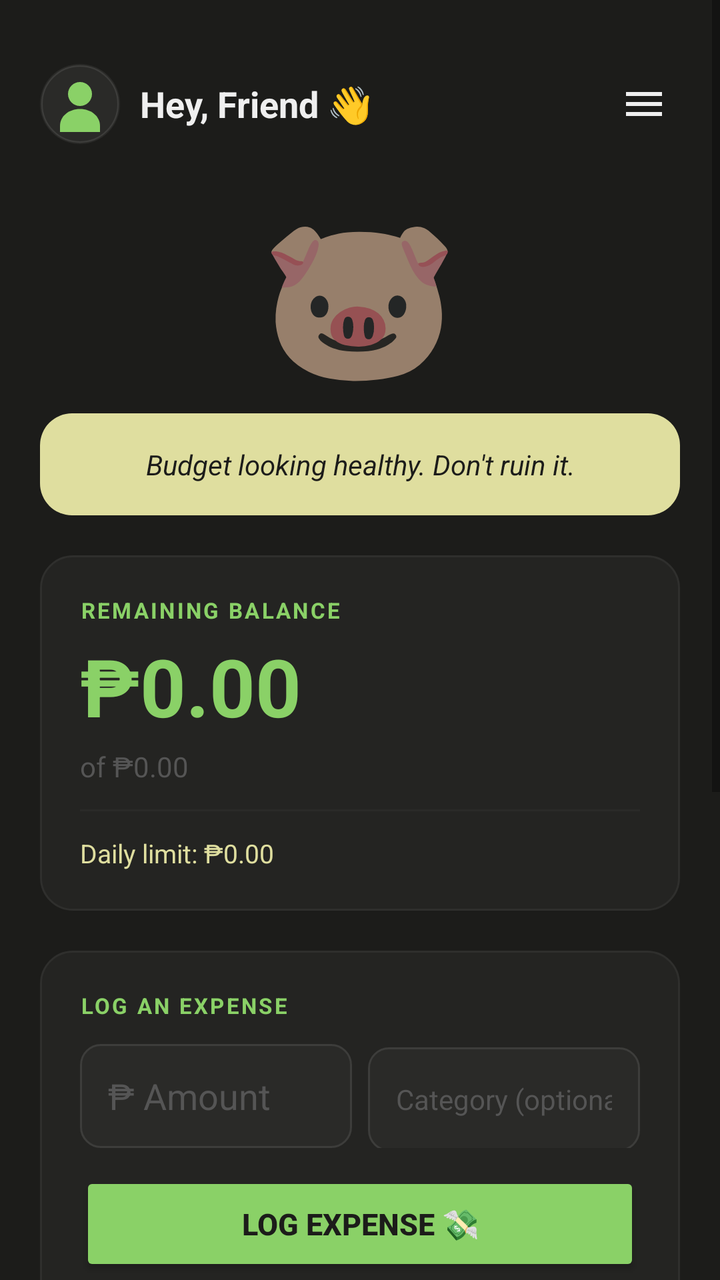
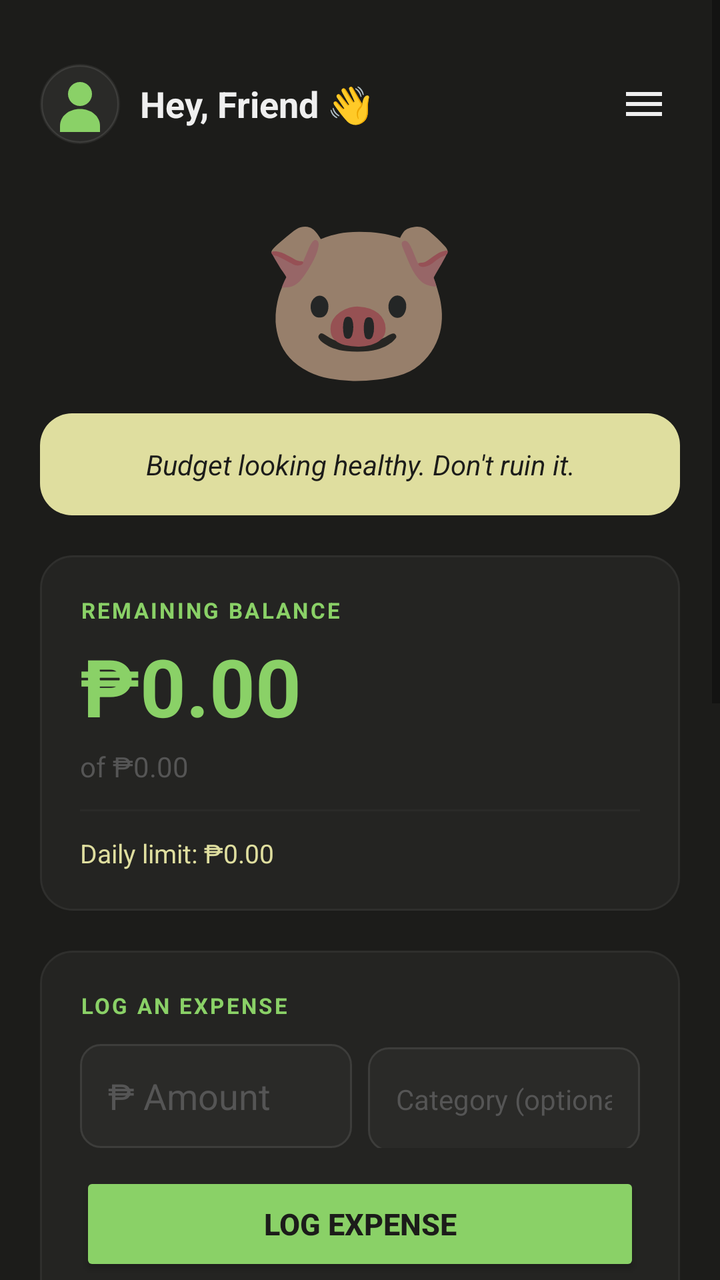

Compare the two renders of this Android layout. The source of the first and the diff that turns it into the second are given below.
<!-- AndroidManifest.xml: application theme Theme.SpendSass -->
<!-- res/layout/activity_dashboard.xml -->
<?xml version="1.0" encoding="utf-8"?>
<ScrollView
    xmlns:android="http://schemas.android.com/apk/res/android"
    xmlns:app="http://schemas.android.com/apk/res-auto"
    android:layout_width="match_parent"
    android:layout_height="match_parent"
    android:background="#1C1C1A"
    android:fillViewport="true">

    <LinearLayout
        android:layout_width="match_parent"
        android:layout_height="wrap_content"
        android:orientation="vertical"
        android:padding="20dp">

        
        <LinearLayout
            android:layout_width="match_parent"
            android:layout_height="wrap_content"
            android:orientation="horizontal"
            android:gravity="center_vertical"
            android:layout_marginTop="12dp"
            android:layout_marginBottom="20dp">

            
            <ImageView
                android:id="@+id/iv_avatar"
                android:layout_width="40dp"
                android:layout_height="40dp"
                android:src="@drawable/ic_default_avatar"
                android:layout_marginEnd="10dp"
                android:contentDescription="Profile"
                android:clickable="true"
                android:focusable="true"/>

            <TextView
                android:id="@+id/tv_greeting"
                android:layout_width="0dp"
                android:layout_height="wrap_content"
                android:layout_weight="1"
                android:text="Hey, Friend 👋"
                android:textColor="#EFEFEF"
                android:textSize="18sp"
                android:textStyle="bold"/>

            
            <ImageView
                android:id="@+id/iv_hamburger"
                android:layout_width="36dp"
                android:layout_height="36dp"
                android:src="@drawable/ic_menu_white"
                android:padding="6dp"
                android:clickable="true"
                android:focusable="true"
                android:contentDescription="Menu"
                app:tint="#EFEFEF" />

        </LinearLayout>

        
        <LinearLayout
            android:id="@+id/layout_setup_prompt"
            android:layout_width="match_parent"
            android:layout_height="wrap_content"
            android:orientation="vertical"
            android:gravity="center"
            android:padding="32dp"
            android:visibility="gone">

            <TextView
                android:layout_width="wrap_content"
                android:layout_height="wrap_content"
                android:text="🐷"
                android:textSize="80sp"
                android:layout_marginBottom="16dp"/>

            <TextView
                android:layout_width="wrap_content"
                android:layout_height="wrap_content"
                android:text="I need your budget first."
                android:textColor="#8AD167"
                android:textSize="20sp"
                android:textStyle="bold"
                android:layout_marginBottom="8dp"/>

            <TextView
                android:layout_width="wrap_content"
                android:layout_height="wrap_content"
                android:text="How can I judge your spending if I don't know your budget? Set it up in Profile."
                android:textColor="#EFEFEF"
                android:textSize="14sp"
                android:gravity="center"
                android:layout_marginBottom="28dp"/>

            <Button
                android:id="@+id/btn_setup_now"
                android:layout_width="match_parent"
                android:layout_height="52dp"
                android:text="Set Up Budget"
                android:textColor="#1C1C1A"
                android:textStyle="bold"
                android:backgroundTint="#8AD167"/>

        </LinearLayout>

        
        <LinearLayout
            android:id="@+id/layout_main_content"
            android:layout_width="match_parent"
            android:layout_height="wrap_content"
            android:orientation="vertical"
            android:visibility="visible">

            
            <LinearLayout
                android:layout_width="match_parent"
                android:layout_height="wrap_content"
                android:orientation="vertical"
                android:gravity="center"
                android:layout_marginBottom="20dp">

                <TextView
                    android:id="@+id/tv_piggy_emoji"
                    android:layout_width="wrap_content"
                    android:layout_height="wrap_content"
                    android:text="🐷"
                    android:textSize="80sp"
                    android:layout_marginBottom="8dp"/>

                
                <LinearLayout
                    android:layout_width="match_parent"
                    android:layout_height="wrap_content"
                    android:background="@drawable/bg_speech_bubble"
                    android:padding="16dp">
                    <TextView
                        android:id="@+id/tv_piggy_message"
                        android:layout_width="match_parent"
                        android:layout_height="wrap_content"
                        android:text="Budget looking healthy. Don't ruin it."
                        android:textColor="#1C1C1A"
                        android:textSize="14sp"
                        android:textStyle="italic"
                        android:gravity="center"/>
                </LinearLayout>

            </LinearLayout>

            
            <LinearLayout
                android:layout_width="match_parent"
                android:layout_height="wrap_content"
                android:orientation="vertical"
                android:background="@drawable/bg_dashboard_card"
                android:padding="20dp"
                android:layout_marginBottom="20dp">

                <TextView
                    android:layout_width="wrap_content"
                    android:layout_height="wrap_content"
                    android:text="REMAINING BALANCE"
                    android:textColor="#8AD167"
                    android:textSize="11sp"
                    android:letterSpacing="0.1"
                    android:textStyle="bold"
                    android:layout_marginBottom="4dp"/>

                <TextView
                    android:id="@+id/tv_remaining_balance"
                    android:layout_width="wrap_content"
                    android:layout_height="wrap_content"
                    android:text="₱0.00"
                    android:textColor="#8AD167"
                    android:textSize="40sp"
                    android:textStyle="bold"
                    android:layout_marginBottom="4dp"/>

                <TextView
                    android:id="@+id/tv_total_budget"
                    android:layout_width="wrap_content"
                    android:layout_height="wrap_content"
                    android:text="of ₱0.00"
                    android:textColor="#555555"
                    android:textSize="14sp"
                    android:layout_marginBottom="12dp"/>

                
                <View
                    android:layout_width="match_parent"
                    android:layout_height="1dp"
                    android:background="#2A2A28"
                    android:layout_marginBottom="12dp"/>

                <TextView
                    android:id="@+id/tv_daily_limit"
                    android:layout_width="wrap_content"
                    android:layout_height="wrap_content"
                    android:text="Daily limit: ₱0.00"
                    android:textColor="#DFDE9F"
                    android:textSize="13sp"/>

            </LinearLayout>

            
            <LinearLayout
                android:layout_width="match_parent"
                android:layout_height="wrap_content"
                android:orientation="vertical"
                android:background="@drawable/bg_dashboard_card"
                android:padding="20dp"
                android:layout_marginBottom="12dp">

                <TextView
                    android:layout_width="wrap_content"
                    android:layout_height="wrap_content"
                    android:text="LOG AN EXPENSE"
                    android:textColor="#8AD167"
                    android:textSize="11sp"
                    android:letterSpacing="0.1"
                    android:textStyle="bold"
                    android:layout_marginBottom="12dp"/>

                
                <LinearLayout
                    android:layout_width="match_parent"
                    android:layout_height="wrap_content"
                    android:orientation="horizontal"
                    android:layout_marginBottom="4dp">

                    <EditText
                        android:id="@+id/et_amount"
                        android:layout_width="0dp"
                        android:layout_height="52dp"
                        android:layout_weight="1"
                        android:hint="₱ Amount"
                        android:textColorHint="#555555"
                        android:textColor="#EFEFEF"
                        android:textSize="18sp"
                        android:inputType="numberDecimal"
                        android:background="@drawable/bg_input_field"
                        android:paddingStart="14dp"
                        android:paddingEnd="14dp"
                        android:layout_marginEnd="8dp"/>

                    <EditText
                        android:id="@+id/et_category"
                        android:layout_width="0dp"
                        android:layout_height="52dp"
                        android:layout_weight="1"
                        android:hint="Category (optional)"
                        android:textColorHint="#555555"
                        android:textColor="#EFEFEF"
                        android:textSize="14sp"
                        android:inputType="text"
                        android:background="@drawable/bg_input_field"
                        android:paddingStart="14dp"
                        android:paddingEnd="14dp"/>

                </LinearLayout>

                <TextView
                    android:id="@+id/tv_amount_error"
                    android:layout_width="match_parent"
                    android:layout_height="wrap_content"
                    android:textColor="#FF6B6B"
                    android:textSize="12sp"
                    android:layout_marginBottom="8dp"
                    android:visibility="gone"/>

                <Button
                    android:id="@+id/btn_log_expense"
                    android:layout_width="match_parent"
                    android:layout_height="52dp"
                    android:text="Log Expense 💸"
                    android:textColor="#1C1C1A"
                    android:textSize="15sp"
                    android:textStyle="bold"
                    android:backgroundTint="#8AD167"
                    android:layout_marginTop="8dp"/>

            </LinearLayout>

            <LinearLayout
                android:layout_width="match_parent"
                android:layout_height="wrap_content"
                android:orientation="vertical"
                android:background="@drawable/bg_dashboard_card"
                android:padding="20dp"
                android:layout_marginBottom="12dp">

                <ProgressBar
                    android:id="@+id/pb_budget_progress"
                    style="?android:attr/progressBarStyleHorizontal"
                    android:layout_width="match_parent"
                    android:layout_height="wrap_content"
                    android:max="100"
                    android:progress="0" />

                <TextView
                    android:layout_width="wrap_content"
                    android:layout_height="wrap_content"
                    android:text="EXPENSES"
                    android:textStyle="bold"
                    android:textColor="#8AD167"
                    android:textSize="11sp"
                    android:letterSpacing="0.1"
                    android:layout_marginBottom="12dp"/>

                <ListView
                    android:id="@+id/lv_expense_history"
                    android:layout_width="match_parent"
                    android:layout_height="250dp"
                    android:nestedScrollingEnabled="true" />
            </LinearLayout>

        </LinearLayout>

    </LinearLayout>
</ScrollView>
<!-- resources referenced by this layout -->
<resources>
  <!-- drawable bg_dashboard_card (drawable) -->
  <?xml version="1.0" encoding="utf-8"?>
  <shape xmlns:android="http://schemas.android.com/apk/res/android"
      android:shape="rectangle">
      <solid android:color="#242422"/>
      <stroke android:color="#2F2F2D" android:width="1dp"/>
      <corners android:radius="16dp"/>
  </shape>
  <!-- drawable bg_input_field (drawable) -->
  <?xml version="1.0" encoding="utf-8"?>
  <shape xmlns:android="http://schemas.android.com/apk/res/android"
      android:shape="rectangle">
      <solid android:color="#2A2A28"/>
      <stroke android:color="#3D3D3B" android:width="1dp"/>
      <corners android:radius="10dp"/>
  </shape>
  <!-- drawable bg_speech_bubble (drawable) -->
  <?xml version="1.0" encoding="utf-8"?>
  <shape xmlns:android="http://schemas.android.com/apk/res/android"
      android:shape="rectangle">
      <solid android:color="#DFDE9F"/>
      <corners android:radius="16dp"/>
  </shape>
  <!-- drawable ic_default_avatar (drawable) -->
  <?xml version="1.0" encoding="utf-8"?>
  <vector xmlns:android="http://schemas.android.com/apk/res/android"
      android:width="80dp"
      android:height="80dp"
      android:viewportWidth="80"
      android:viewportHeight="80">
  
      
      <path
          android:fillColor="#2A2A28"
          android:pathData="M40,40m-40,0a40,40 0,1 1,80 0a40,40 0,1 1,-80 0"/>
  
      
      <path
          android:fillColor="#8AD167"
          android:pathData="M40,18 C33.4,18 28,23.4 28,30 C28,36.6 33.4,42 40,42 C46.6,42 52,36.6 52,30 C52,23.4 46.6,18 40,18Z"/>
  
      
      <path
          android:fillColor="#8AD167"
          android:pathData="M20,62 C20,52 29,45 40,45 C51,45 60,52 60,62 L60,68 L20,68 Z"/>
  
      
      <path
          android:fillColor="#3D3D3B"
          android:strokeColor="#3D3D3B"
          android:strokeWidth="1.5"
          android:pathData="M40,40m-38,0a38,38 0,1 1,76 0a38,38 0,1 1,-76 0"
          android:fillAlpha="0"/>
  
  </vector>
  <!-- drawable ic_menu_white (drawable) -->
  <?xml version="1.0" encoding="utf-8"?>
  <vector xmlns:android="http://schemas.android.com/apk/res/android"
      android:width="24dp"
      android:height="24dp"
      android:viewportWidth="24"
      android:viewportHeight="24">
  
      <path
          android:fillColor="#FFFFFFFF"
          android:pathData="M3,6 L21,6 L21,8 L3,8 Z"/>
      <path
          android:fillColor="#FFFFFFFF"
          android:pathData="M3,11 L21,11 L21,13 L3,13 Z"/>
      <path
          android:fillColor="#FFFFFFFF"
          android:pathData="M3,16 L21,16 L21,18 L3,18 Z"/>
  
  </vector>
  <style name="Theme.SpendSass" parent="Theme.MaterialComponents.DayNight.NoActionBar">
          <item name="colorPrimary">#8AD167</item>
          <item name="colorPrimaryDark">#1C1C1A</item>
          <item name="colorAccent">#DFDE9F</item>
          <item name="android:windowBackground">#1C1C1A</item>
          <item name="android:statusBarColor">#1C1C1A</item>
      </style>
</resources>

<!-- the commit's change to res/layout/activity_dashboard.xml (unified diff, before → after) -->
@@ -271,12 +271,78 @@
                     android:id="@+id/btn_log_expense"
                     android:layout_width="match_parent"
                     android:layout_height="52dp"
-                    android:text="Log Expense 💸"
+                    android:text="Log Expense"
                     android:textColor="#1C1C1A"
                     android:textSize="15sp"
                     android:textStyle="bold"
                     android:backgroundTint="#8AD167"
                     android:layout_marginTop="8dp"/>
+
+            </LinearLayout>
+
+            <LinearLayout
+                android:layout_width="match_parent"
+                android:layout_height="wrap_content"
+                android:orientation="horizontal"
+                android:padding="10dp"
+                android:layout_marginBottom="12dp">
+
+                <TextView
+                    android:layout_width="0dp"
+                    android:layout_height="wrap_content"
+                    android:layout_weight="1"
+                    android:text="ANALYTICS"
+                    android:textColor="@color/green_primary"
+                    android:textSize="14sp"
+                    android:textStyle="bold"
+                    android:layout_gravity="center" />
+
+                <TextView
+                    android:id="@+id/tv_view_all_history"
+                    android:layout_width="wrap_content"
+                    android:layout_height="wrap_content"
+                    android:text="View Full →"
+                    android:textColor="@color/green_primary"
+                    android:textSize="12sp"
+                    android:alpha="0.8"
+                    android:textStyle="bold"
+                    android:layout_gravity="center" />
+
+            </LinearLayout>
+
+            <LinearLayout
+                android:layout_width="match_parent"
+                android:layout_height="wrap_content"
+                android:orientation="vertical"
+                android:background="@drawable/bg_dashboard_card"
+                android:padding="20dp"
+                android:layout_marginBottom="12dp">
+
+                <LinearLayout
+                    android:layout_width="match_parent"
+                    android:layout_height="wrap_content"
+                    android:orientation="vertical"
+                    android:elevation="2dp">
+
+                    <TextView
+                        android:layout_width="wrap_content"
+                        android:layout_height="wrap_content"
+                        android:text="SPENDING BREAKDOWN"
+                        android:textColor="#8AD167"
+                        android:textSize="11sp"
+                        android:textStyle="bold"
+                        android:letterSpacing="0.1"
+                        android:layout_marginBottom="12dp" />
+
+                    <LinearLayout
+                        android:id="@+id/layout_category_chart"
+                        android:layout_width="match_parent"
+                        android:layout_height="wrap_content"
+                        android:orientation="vertical" />
+
+                    
+
+                </LinearLayout>
 
             </LinearLayout>
 
<!-- resource entries referenced after the edit -->
@@ -1,5 +1,6 @@
 <!-- resources referenced by this layout -->
 <resources>
+  <color name="green_primary">#8AD167</color>
   <!-- drawable bg_dashboard_card (drawable) -->
   <?xml version="1.0" encoding="utf-8"?>
   <shape xmlns:android="http://schemas.android.com/apk/res/android"
